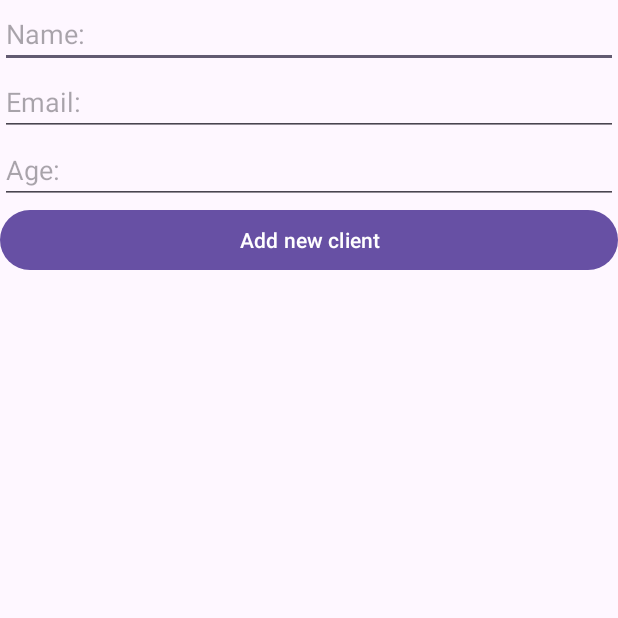
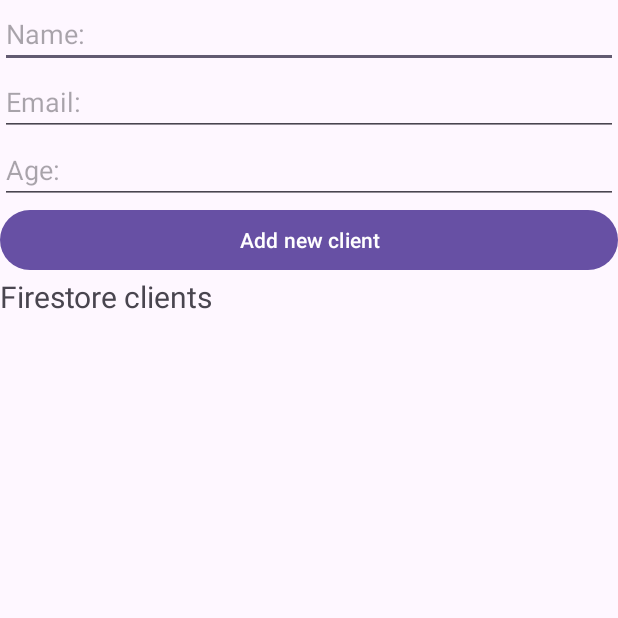
Before and after one commit to pauFoz/MyFireBase, an Android app: the ClientsActivity screen opened directly, with no data from a screen before it, after a tap on "Add new client", on a phone screen of 412 x 824 dp, the top half of it. Run offline under Robolectric (Android 15) with nearby library versions, the phone set to English and light mode, and no system bars; our stand-ins replace Firebase (no records; nobody signed in at launch, a user with empty details on screens opened directly); 2 statements that could not run were skipped.

```diff
--- a/app/src/main/AndroidManifest.xml
+++ b/app/src/main/AndroidManifest.xml
@@ -13,6 +13,9 @@
         android:theme="@style/Theme.MyFireBase"
         tools:targetApi="31">
         <activity
+            android:name=".Client"
+            android:exported="false" />
+        <activity
             android:name=".MainActivity"
             android:exported="true">
             <intent-filter>
--- a/app/src/main/java/cat/institutmarianao/myfirebase/ClientsActivity.kt
+++ b/app/src/main/java/cat/institutmarianao/myfirebase/ClientsActivity.kt
@@ -5,10 +5,10 @@ import android.os.Bundle
 import android.util.Log
 import android.widget.Button
 import android.widget.EditText
-import android.widget.Toast
 import androidx.appcompat.app.AppCompatActivity
 import androidx.recyclerview.widget.LinearLayoutManager
 import androidx.recyclerview.widget.RecyclerView
+import com.google.android.gms.common.api.Api
 import com.google.firebase.Firebase
 import com.google.firebase.firestore.firestore
 
@@ -16,6 +16,10 @@ import com.google.firebase.firestore.firestore
 class ClientsActivity : AppCompatActivity() {
 
     private val db = Firebase.firestore
+    private lateinit var recyclerView: RecyclerView
+    private lateinit var clientAdapter: ClientAdapter
+    private val clientList = mutableListOf<client>()
+
 
     override fun onCreate(savedInstanceState: Bundle?) {
         super.onCreate(savedInstanceState)
@@ -26,25 +30,52 @@ class ClientsActivity : AppCompatActivity() {
         val ageEditText = findViewById<EditText>(R.id.ageEditText)
         val addButton = findViewById<Button>(R.id.addButton)
 
+        recyclerView = findViewById(R.id.clientsRecyclerView)
+        recyclerView.layoutManager = LinearLayoutManager(this)
+        clientAdapter = ClientAdapter(clientList)
+        recyclerView.adapter = clientAdapter
+
         addButton.setOnClickListener {
+            val email = emailEditText.text.toString()
+            val name = nameEditText.text.toString()
+            val age = ageEditText.text.toString()
+            val client = hashMapOf("name" to name, "email" to email, "age" to age)
 
-            val client = hashMapOf("name" to nameEditText.text.toString(), "email" to emailEditText.text.toString(), "age" to ageEditText.text.toString())
+            db.collection("clients")
+                .document(email) // Fem servir l'email com a ID del document
+                .set(client)
+                .addOnSuccessListener { documentReference ->
+                    Log.d("Firestore", "Document saved with ID: ${email}")
+                }
+                .addOnFailureListener { e ->
+                    Log.w("Firestore", "Error adding document", e)
+                }
 
-            db.collection("clients").add(client).addOnSuccessListener { documentReference ->
-                Log.d("Firestore", "Document added with ID: ${documentReference.id}")
-            }   .addOnFailureListener { e ->
-                Log.w("Firestore", "Error adding document", e)
-            }
-
+            db.collection("clients")
+                .get()
+                .addOnSuccessListener { result ->
+                    for (document in result) {
+                        Log.d("Firestore", "${document.id} => ${document.data}")
+                    }
+                }
         }
-
-
-
-
-
 
 
     }
 
+    private fun loadClientsFromFirestore() {
+        // * Firestore get all documents from collection * //
+        db.collection("clients").get().addOnSuccessListener { result ->
+            clientList.clear() // clear list before get new data
+            for (document in result) {
+                val client = document.toObject(Api.Client::class.java)
+                clientList.add(client)
+            }
+            clientAdapter.notifyDataSetChanged() // refresh UI
+        }.addOnFailureListener { exception ->
+            Log.w("Firestore", "Error getting documents.", exception)
+        }
+    }
+
 
 }
--- a/app/src/main/res/layout/activity_clients.xml
+++ b/app/src/main/res/layout/activity_clients.xml
@@ -38,4 +38,15 @@
         android:layout_width="match_parent"
         android:layout_height="wrap_content"
         android:text="Add new client" />
+    <TextView
+        android:id="@+id/firestoreTextView"
+        android:layout_width="match_parent"
+        android:layout_height="wrap_content"
+        android:text="Firestore clients"
+        android:textSize="20sp" />
+
+    <androidx.recyclerview.widget.RecyclerView
+        android:id="@+id/clientsRecyclerView"
+        android:layout_width="match_parent"
+        android:layout_height="match_parent" />
 </LinearLayout>
```
Also changed, not shown: app/src/main/java/cat/institutmarianao/myfirebase/Client.kt (added, +14 -0 lines), app/src/main/java/cat/institutmarianao/myfirebase/ClientAdapter.kt (added, +39 -0 lines), app/src/main/res/layout/activity_client.xml (added, +10 -0 lines), app/src/main/res/layout/item_client.xml (added, +33 -0 lines).
